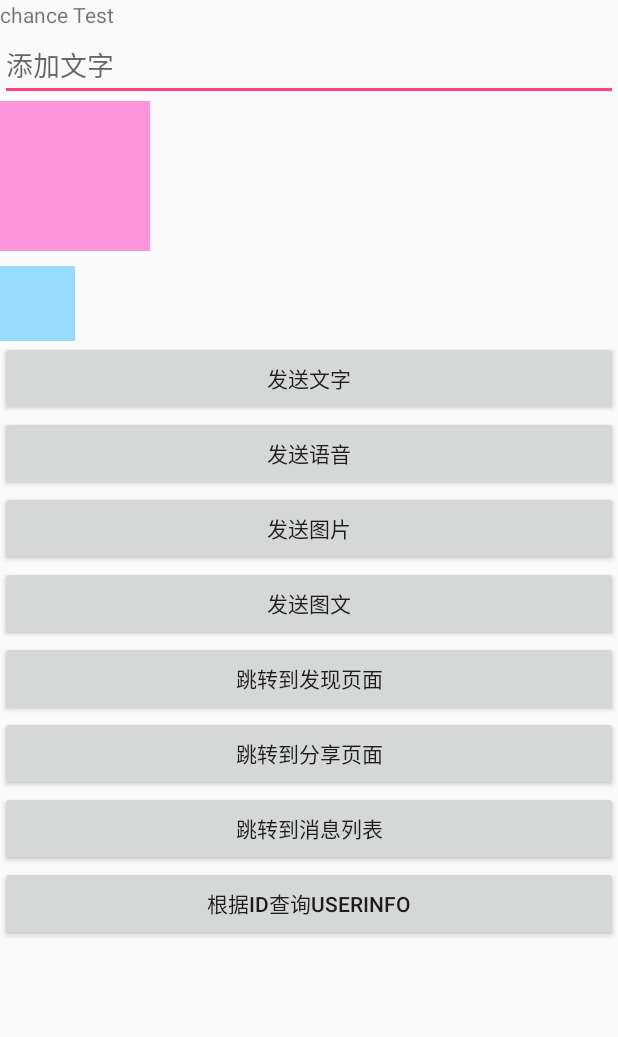
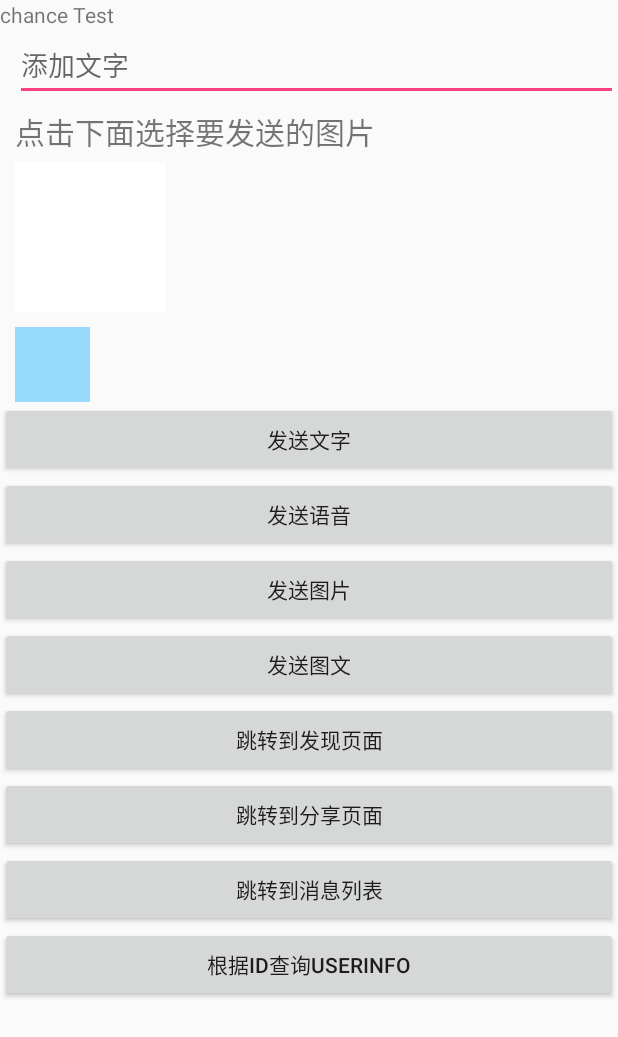
Before and after one commit to GodisGod/BombTest, an Android app: the layout activity_main.xml on its own in the app's theme, with its tools: preview values and no code run, on a phone screen of 412 x 824 dp. Shown: the top 1037 px of the screen. Run offline under Robolectric (Android 15) with nearby library versions, the phone set to English and light mode, and no system bars.

Commit message:
优化界面

```diff
--- a/app/src/main/res/layout/activity_main.xml
+++ b/app/src/main/res/layout/activity_main.xml
@@ -14,18 +14,30 @@
         android:id="@+id/ed_content"
         android:layout_width="match_parent"
         android:layout_height="48dp"
+        android:layout_marginLeft="10dp"
         android:hint="添加文字" />
+
+    <TextView
+        android:layout_width="wrap_content"
+        android:layout_height="wrap_content"
+        android:layout_marginBottom="5dp"
+        android:layout_marginLeft="10dp"
+        android:layout_marginTop="5dp"
+        android:text="点击下面选择要发送的图片"
+        android:textSize="20sp" />
 
     <ImageView
         android:id="@+id/img_send"
         android:layout_width="100dp"
         android:layout_height="100dp"
-        android:background="#6f0a" />
+        android:layout_marginLeft="10dp"
+        android:background="#ffff" />
 
     <ImageView
         android:id="@+id/img_user_icon"
         android:layout_width="50dp"
         android:layout_height="50dp"
+        android:layout_marginLeft="10dp"
         android:layout_marginTop="10dp"
         android:background="#60af" />
 
```
Also changed, not shown: app/src/main/res/layout/activity_discover.xml (+17 -4 lines).
